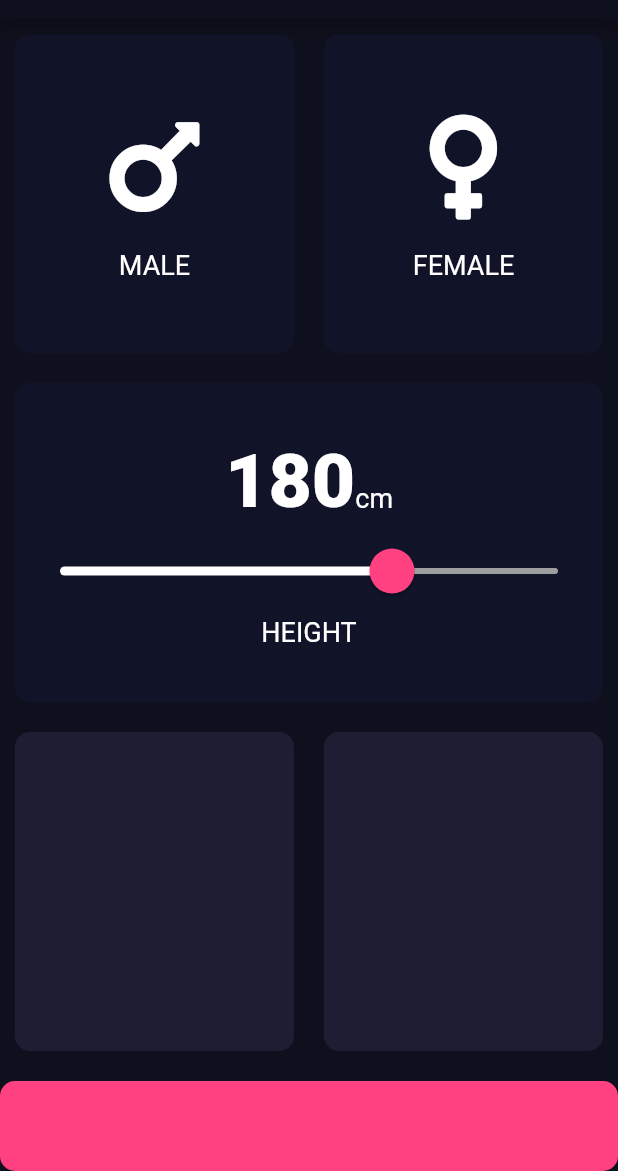
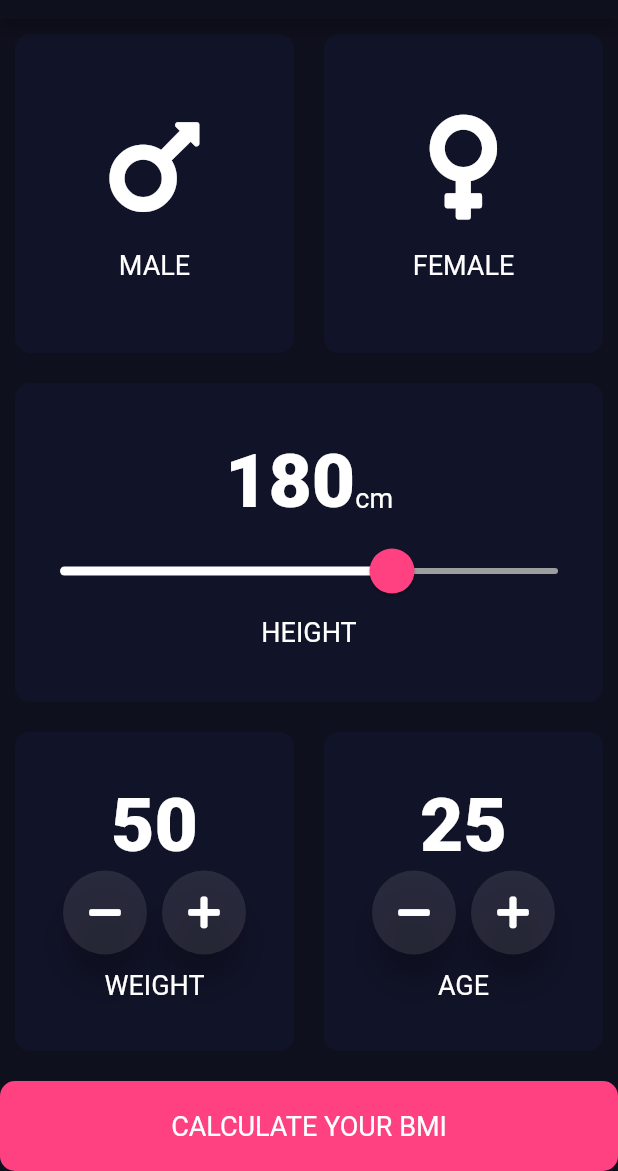
Before and after one commit to Shivakumar-SG/BMI-Calculator, a Flutter app: the screen it shows after launch, on a phone screen of 412 x 824 dp, the part 65-1236 px from its top. Run offline on Flutter 3.47's test engine with Material 2 defaults, Android fonts, the phone set to English and light mode, and no system bars; our stand-ins replace font_awesome_flutter.

Commit message:
all tiles created

```diff
--- a/lib/input_page.dart
+++ b/lib/input_page.dart
@@ -18,6 +18,9 @@ class _InputPageState extends State<InputPage> {
   ColorCardType selectedCard;
 
   int height = 180;
+  int weight = 50;
+  int age = 25;
+
   @override
   Widget build(BuildContext context) {
     return Scaffold(
@@ -27,6 +30,7 @@ class _InputPageState extends State<InputPage> {
         body: Column(
           crossAxisAlignment: CrossAxisAlignment.stretch,
           children: <Widget>[
+            // for male and female card
             Expanded(
               child: Row(
                 children: <Widget>[
@@ -66,6 +70,7 @@ class _InputPageState extends State<InputPage> {
                 ],
               ),
             ),
+            //for height
             Expanded(
               child: ReusableCard(
                 colour: kinactiveColor,
@@ -89,7 +94,7 @@ class _InputPageState extends State<InputPage> {
                     ),
                     SliderTheme(
                       data: SliderTheme.of(context).copyWith(
-                        //copies all the properties but gives value to none.
+                        //copies all the properties but gives value to none. creating our own widget
                         thumbColor: Colors.pinkAccent,
                         activeTrackColor: Colors.white,
                         overlayColor: Color(0x29EB1555),
@@ -124,12 +129,92 @@ class _InputPageState extends State<InputPage> {
                 children: <Widget>[
                   Expanded(
                     child: ReusableCard(
-                      colour: ktileColor,
+                      colour: kinactiveColor,
+                      cardChild: Column(
+                        mainAxisAlignment: MainAxisAlignment.center,
+                        children: <Widget>[
+                          Text(
+                            weight.toString(),
+                            style: klabelTxtStyle2,
+                          ),
+                          Row(
+                            mainAxisAlignment: MainAxisAlignment.center,
+                            children: <Widget>[
+                              RoundIconButton(
+                                icon: FontAwesomeIcons.minus,
+                                onPressed: () {
+                                  setState(() {
+                                    weight = weight - 1;
+                                  });
+                                },
+                              ),
+                              SizedBox(
+                                width: 10.0,
+                              ),
+                              RoundIconButton(
+                                icon: FontAwesomeIcons.plus,
+                                onPressed: () {
+                                  setState(() {
+                                    weight = weight + 1;
+                                  });
+                                },
+                              ),
+                            ],
+                          ),
+                          SizedBox(
+                            height: 10.0,
+                          ),
+                          Text(
+                            'WEIGHT',
+                            style: klabelTextStyle,
+                          ),
+                        ],
+                      ),
                     ),
                   ),
                   Expanded(
                     child: ReusableCard(
-                      colour: ktileColor,
+                      colour: kinactiveColor,
+                      cardChild: Column(
+                        mainAxisAlignment: MainAxisAlignment.center,
+                        children: <Widget>[
+                          Text(
+                            age.toString(),
+                            style: klabelTxtStyle2,
+                          ),
+                          Row(
+                            mainAxisAlignment: MainAxisAlignment.center,
+                            children: <Widget>[
+                              RoundIconButton(
+                                icon: FontAwesomeIcons.minus,
+                                onPressed: () {
+                                  setState(() {
+                                    age = age - 1;
+                                  });
+                                },
+                              ),
+                              SizedBox(
+                                width: 10.0,
+                              ),
+                              RoundIconButton(
+                                icon: FontAwesomeIcons.plus,
+                                onPressed: () {
+                                  setState(() {
+                                    age = age + 1;
+                                  });
+                                },
+                              ),
+                            ],
+                          ),
+                          SizedBox(
+                            height: 10.0,
+                          ),
+                          Text(
+                            'AGE',
+                            style: klabelTextStyle,
+                          ),
+                        ],
+                      ),
                     ),
                   ),
                 ],
@@ -143,8 +228,36 @@ class _InputPageState extends State<InputPage> {
                 borderRadius: BorderRadius.circular(10.0),
                 color: kbottomContainerColor,
               ),
+              child: Center(
+                child: Text(
+                  'CALCULATE YOUR BMI',
+                  style: klabelTextStyle,
+                ),
+              ),
             ),
           ],
         ));
   }
 }
+
+// creating our own customised button
+class RoundIconButton extends StatelessWidget {
+  RoundIconButton({this.icon, this.onPressed});
+  final IconData icon;
+  final Function onPressed;
+
+  @override
+  Widget build(BuildContext context) {
+    return RawMaterialButton(
+      fillColor: Colors.white10,
+      shape: CircleBorder(),
+      constraints: BoxConstraints.tightFor(
+        height: 56.0,
+        width: 56.0,
+      ),
+      elevation: 10.0,
+      onPressed: onPressed,
+      child: Icon(icon),
+    );
+  }
+}
```
